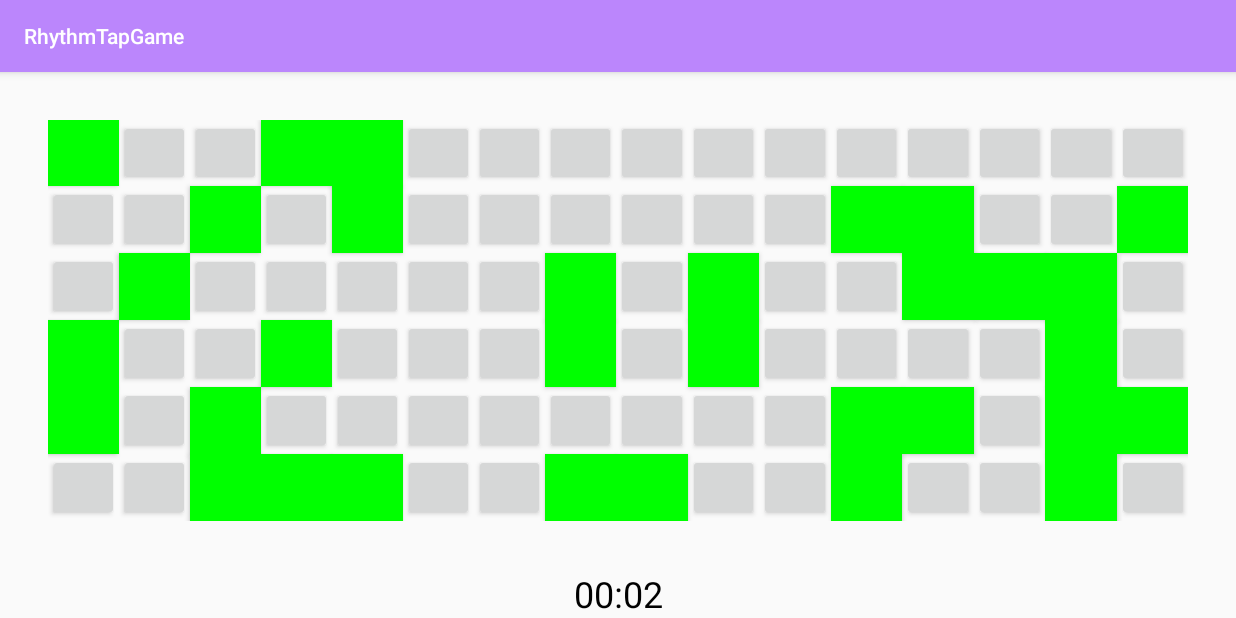
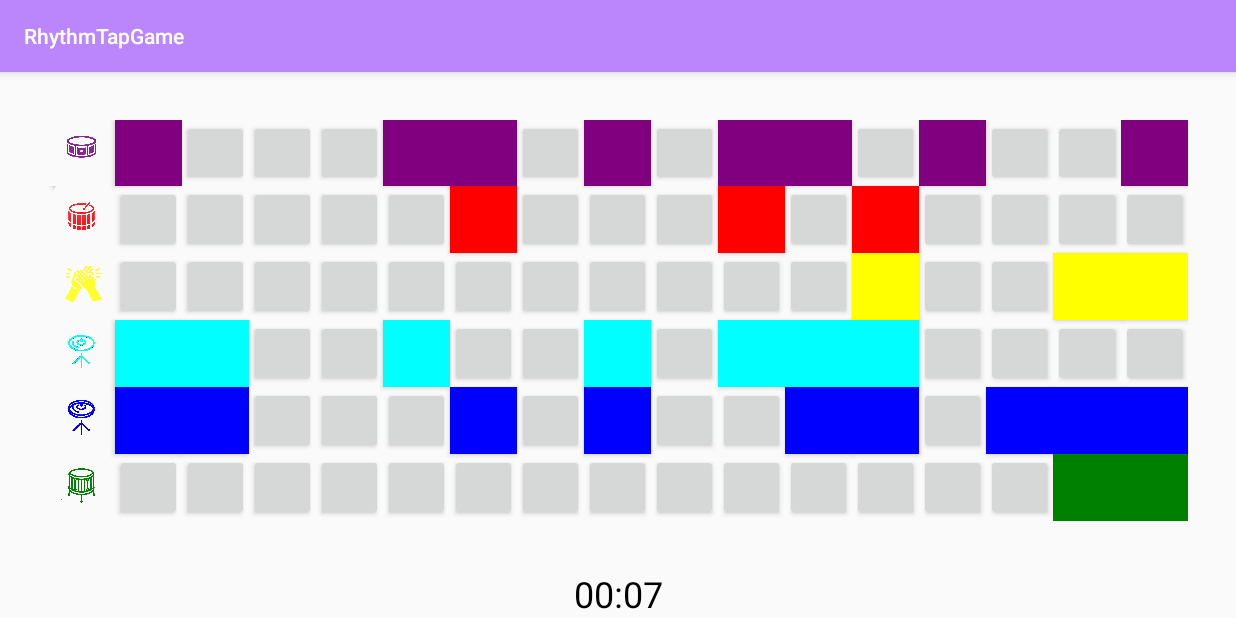
Before and after one commit to AmedEspinosa/RhythmTap, an Android app built with Jetpack Compose: the screen it shows after launch (GameActivity), on a phone screen of 824 x 412 dp (held sideways). Run offline under Robolectric (Android 15) with nearby library versions, the phone set to English and light mode, and no system bars.

Commit message:
Added Icons, Row Colors & Fixed Bugs

```diff
--- a/app/src/main/java/com/example/rhythmtapgame/BeatTile.java
+++ b/app/src/main/java/com/example/rhythmtapgame/BeatTile.java
@@ -9,6 +9,7 @@ public class BeatTile {
         this.y = y;
         this.isActive = true;
     }
+
 
     public void toggle() {
         this.isActive = !this.isActive;
@@ -26,4 +27,9 @@ public class BeatTile {
     public int getY() {
         return y;
     }
+
+
+
+
+
 }
--- a/app/src/main/java/com/example/rhythmtapgame/GameActivity.java
+++ b/app/src/main/java/com/example/rhythmtapgame/GameActivity.java
@@ -5,7 +5,9 @@ import android.graphics.Color;
 import android.os.Bundle;
 import android.os.CountDownTimer;
 import android.util.Log;
+import android.view.View;
 import android.widget.Button;
+import android.widget.ImageView;
 import android.widget.TextView;
 import androidx.gridlayout.widget.GridLayout; // Import this class
 import android.widget.Toast;
@@ -25,9 +27,17 @@ public class GameActivity extends AppCompatActivity {
     private List<BeatTile> beatTiles;
     private TextView timerTextView;
     private CountDownTimer gameTimer;
-    private long timeLeftInMillis = 10000; // 60 seconds
+    private long timeLeftInMillis = 10000;
     Random random;
 
+    private static final int[] ROW_COLORS = {
+            Color.parseColor("#800080"), // Purple
+            Color.parseColor("#FF0000"), // Red
+            Color.parseColor("#FFFF00"), // Yellow
+            Color.parseColor("#00FFFF"), // Cyan
+            Color.parseColor("#0000FF"), // Blue
+            Color.parseColor("#008000")  // Green
+    };
 
 
 
@@ -58,15 +68,40 @@ public class GameActivity extends AppCompatActivity {
         Log.d(TAG, "setupGrid: Setting up grid");
 
 
+        int[] rowIcons = {
+                R.drawable.bass,
+                R.drawable.reddrum,
+                R.drawable.yellowhands,
+                R.drawable.cymbalcyan,
+                R.drawable.hihatblue,
+                R.drawable.tomdrumgreen
+        };
+
         // Grid rows
         int gridRows = 6;
         gridLayout.setRowCount(gridRows);
         // Grid columns
-        int gridColumns = 16;
+        int gridColumns = 17;
         gridLayout.setColumnCount(gridColumns);
 
+
+
         for (int i = 0; i < gridRows; i++) {
-            for (int j = 0; j < gridColumns; j++) {
+            // Add the icon at the beginning of the row
+            ImageView rowIcon = new ImageView(this);
+            GridLayout.LayoutParams iconParams = new GridLayout.LayoutParams();
+            iconParams.width = 0;
+            iconParams.height = 0;
+            iconParams.rowSpec = GridLayout.spec(i, 1f);
+            iconParams.columnSpec = GridLayout.spec(0, 1f);
+            rowIcon.setLayoutParams(iconParams);
+            rowIcon.setImageResource(rowIcons[i]);
+            rowIcon.setTag("icon");
+            rowIcon.setBackgroundColor(Color.TRANSPARENT);
+            gridLayout.addView(rowIcon);
+
+
+            for (int j = 1; j < gridColumns; j++) {
                 Button tileButton = new Button(this);
                 GridLayout.LayoutParams params = new GridLayout.LayoutParams();
                 params.width = 0;
@@ -76,10 +111,10 @@ public class GameActivity extends AppCompatActivity {
                 tileButton.setLayoutParams(params);
 
                 int finalI = i;
-                int finalJ = j;
+                int finalJ = j -1;
                 tileButton.setOnClickListener(view -> onTileTapped(tileButton, finalI, finalJ));
 
-                BeatTile tile = new BeatTile(i, j);
+                BeatTile tile = new BeatTile(i, j-1);
 
 
                 beatTiles.add(tile);
@@ -89,7 +124,8 @@ public class GameActivity extends AppCompatActivity {
         }
 
 
-        int maxTiles = gridRows * gridColumns;
+
+        int maxTiles = gridRows * (gridColumns-1);
         int totalTilesToToggle = Math.min((int) Math.round((timeLeftInMillis / 1000.0) * 3.2), maxTiles);
 
 
@@ -99,16 +135,27 @@ public class GameActivity extends AppCompatActivity {
         Set<Integer> toggledTilesIndices = new HashSet<>();
 
         while (toggledTilesIndices.size() < totalTilesToToggle) {
-            int randomIndex = random.nextInt(maxTiles);
+            int randomRow = random.nextInt(gridRows);
+            int randomColumn = random.nextInt(gridColumns -1)+1;
+            int randomIndex = randomRow * (gridColumns-1) + (randomColumn-1);
             toggledTilesIndices.add(randomIndex);
+
         }
 
         for (int index : toggledTilesIndices) {
             BeatTile tile = beatTiles.get(index);
             tile.toggle();
-            Button tileButton = (Button) gridLayout.getChildAt(index);
-            onTileTapped(tileButton,tile.getX(),tile.getY());
-        }
+            int row = index / (gridColumns - 1); // Calculate row
+            int col = index % (gridColumns - 1) + 1; // Calculate column
+            View view = gridLayout.getChildAt(row * gridColumns + col);
+            if (view instanceof Button) {
+                Button tileButton = (Button) view;
+                onTileTapped(tileButton, tile.getX(), tile.getY());
+
+            }
+
+            }
+
 
         Log.d(TAG, "setupGrid: Grid setup complete");
 
@@ -116,7 +163,7 @@ public class GameActivity extends AppCompatActivity {
     }
 
     private void startGameTimer() {
-        gameTimer = new CountDownTimer(timeLeftInMillis, 1000) {
+        gameTimer = new CountDownTimer(timeLeftInMillis + 5000, 1000) {
             @Override
             public void onTick(long millisUntilFinished) {
                 timeLeftInMillis = millisUntilFinished;
@@ -131,7 +178,7 @@ public class GameActivity extends AppCompatActivity {
     }
 
     private void updateTimerText() {
-        int minutes = (int) (timeLeftInMillis / 1000) / 60;
+        int minutes = (int) ((timeLeftInMillis) / 1000) / 60;
         int seconds = (int) (timeLeftInMillis / 1000) % 60;
         @SuppressLint("DefaultLocale") String timeFormatted = String.format("%02d:%02d", minutes, seconds);
         timerTextView.setText(timeFormatted);
@@ -144,8 +191,12 @@ public class GameActivity extends AppCompatActivity {
         for (BeatTile tile : beatTiles) {
             if (tile.getX() == x && tile.getY() == y) {
                 tile.toggle();
-                tileButton.setBackgroundColor(tile.isActive() ? Color.GREEN : Color.TRANSPARENT);
-                break;
+                if (tile.isActive()) {
+                    tileButton.setBackgroundColor(ROW_COLORS[x]);
+                } else {
+                tileButton.setBackgroundColor(Color.TRANSPARENT);
+                }
+
             }
         }
 
@@ -173,4 +224,8 @@ public class GameActivity extends AppCompatActivity {
     private void showGameWon() {
         Toast.makeText(this, "Congratulations! You Win!", Toast.LENGTH_SHORT).show();
     }
+
+
+
+
 }
--- a/app/src/main/java/com/example/rhythmtapgame/MainActivity.kt
+++ /dev/null
@@ -1,47 +0,0 @@
-package com.example.rhythmtapgame
-
-import android.os.Bundle
-import androidx.activity.ComponentActivity
-import androidx.activity.compose.setContent
-import androidx.activity.enableEdgeToEdge
-import androidx.compose.foundation.layout.fillMaxSize
-import androidx.compose.foundation.layout.padding
-import androidx.compose.material3.Scaffold
-import androidx.compose.material3.Text
-import androidx.compose.runtime.Composable
-import androidx.compose.ui.Modifier
-import androidx.compose.ui.tooling.preview.Preview
-import com.example.rhythmtapgame.ui.theme.RhythmTapGameTheme
-
-class MainActivity : ComponentActivity() {
-    override fun onCreate(savedInstanceState: Bundle?) {
-        super.onCreate(savedInstanceState)
-        enableEdgeToEdge()
-        setContent {
-            RhythmTapGameTheme {
-                Scaffold(modifier = Modifier.fillMaxSize()) { innerPadding ->
-                    Greeting(
-                        name = "Android",
-                        modifier = Modifier.padding(innerPadding)
-                    )
-                }
-            }
-        }
-    }
-}
-
-@Composable
-fun Greeting(name: String, modifier: Modifier = Modifier) {
-    Text(
-        text = "Hello $name!",
-        modifier = modifier
-    )
-}
-
-@Preview(showBackground = true)
-@Composable
-fun GreetingPreview() {
-    RhythmTapGameTheme {
-        Greeting("Android")
-    }
-}
```
Also changed, not shown: app/src/main/res/drawable-hdpi/bass.png (added), app/src/main/res/drawable-hdpi/cymbalcyan.png (added), app/src/main/res/drawable-hdpi/hihatblue.png (added), app/src/main/res/drawable-hdpi/reddrum.png (added), app/src/main/res/drawable-hdpi/tomdrumgreen.png (added), app/src/main/res/drawable-hdpi/yellowhands.png (added).
